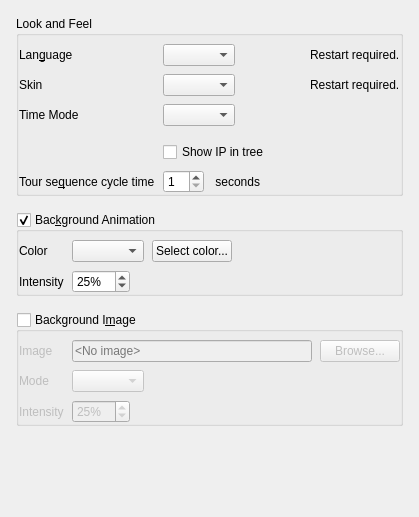
Qt form client/src/ui/widgets/settings/look_and_feel_preferences_widget.ui (networkoptix/nx_open) before a commit.
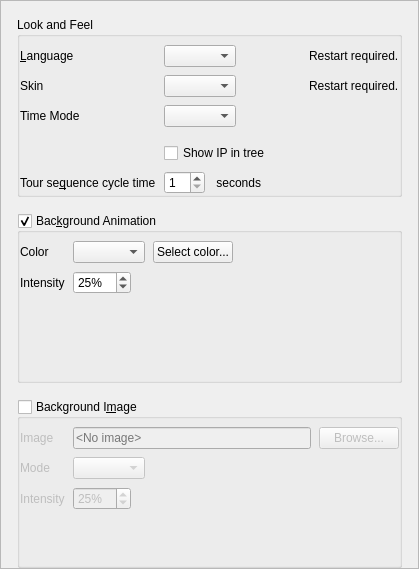
The same form after that commit. Custom widgets are drawn as their Qt base class.

```diff
--- a/client/src/ui/widgets/settings/look_and_feel_preferences_widget.ui
+++ b/client/src/ui/widgets/settings/look_and_feel_preferences_widget.ui
@@ -7,7 +7,7 @@
     <x>0</x>
     <y>0</y>
     <width>419</width>
-    <height>517</height>
+    <height>569</height>
    </rect>
   </property>
   <property name="windowTitle">
@@ -15,6 +15,42 @@
   </property>
   <layout class="QVBoxLayout" name="verticalLayout_3">
    <property name="spacing">
+    <number>0</number>
+   </property>
+   <property name="leftMargin">
+    <number>0</number>
+   </property>
+   <property name="topMargin">
+    <number>0</number>
+   </property>
+   <property name="rightMargin">
+    <number>0</number>
+   </property>
+   <property name="bottomMargin">
+    <number>0</number>
+   </property>
+   <item>
+    <widget class="QScrollArea" name="scrollArea">
+     <property name="horizontalScrollBarPolicy">
+      <enum>Qt::ScrollBarAlwaysOff</enum>
+     </property>
+     <property name="widgetResizable">
+      <bool>true</bool>
+     </property>
+     <property name="alignment">
+      <set>Qt::AlignLeading|Qt::AlignLeft|Qt::AlignTop</set>
+     </property>
+     <widget class="QWidget" name="scrollAreaWidgetContents">
+      <property name="geometry">
+       <rect>
+        <x>0</x>
+        <y>0</y>
+        <width>417</width>
+        <height>567</height>
+       </rect>
+      </property>
+      <layout class="QVBoxLayout" name="verticalLayout">
+       <property name="spacing">
     <number>16</number>
    </property>
    <property name="leftMargin">
@@ -59,7 +95,7 @@
       <item row="0" column="0">
        <widget class="QLabel" name="languageLabel">
         <property name="text">
-         <string>Lan&amp;guage</string>
+             <string>&amp;Language</string>
         </property>
         <property name="buddy">
          <cstring>languageComboBox</cstring>
@@ -433,18 +469,9 @@
      </layout>
     </widget>
    </item>
-   <item>
-    <spacer name="verticalSpacer">
-     <property name="orientation">
-      <enum>Qt::Vertical</enum>
-     </property>
-     <property name="sizeHint" stdset="0">
-      <size>
-       <width>20</width>
-       <height>40</height>
-      </size>
-     </property>
-    </spacer>
+      </layout>
+     </widget>
+    </widget>
    </item>
   </layout>
  </widget>
```
Lines whose indentation alone changed are shown as unchanged.
